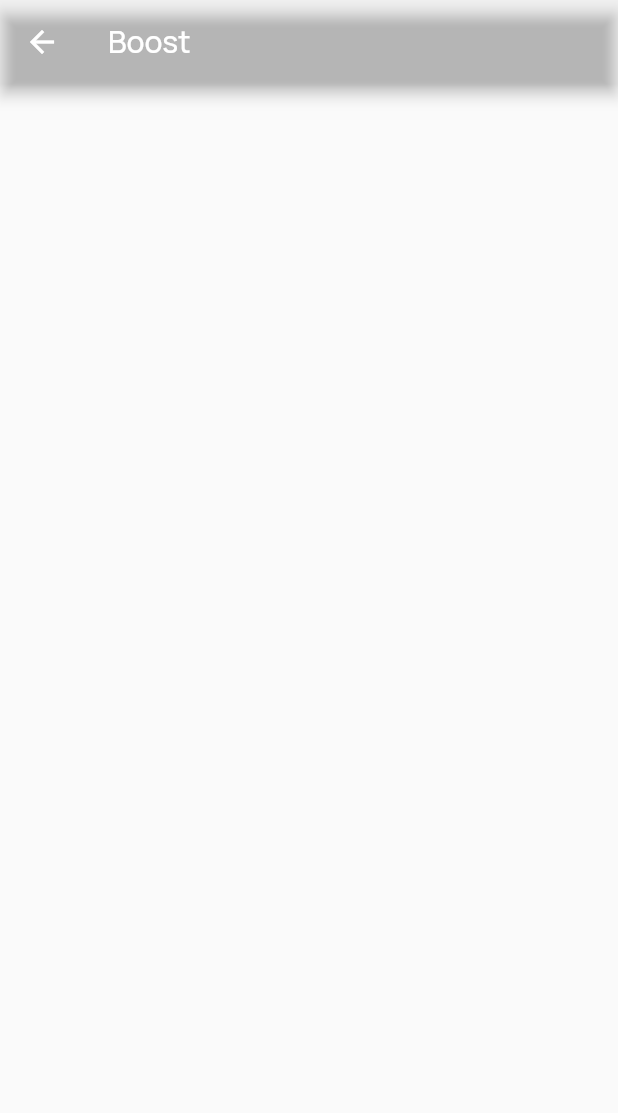
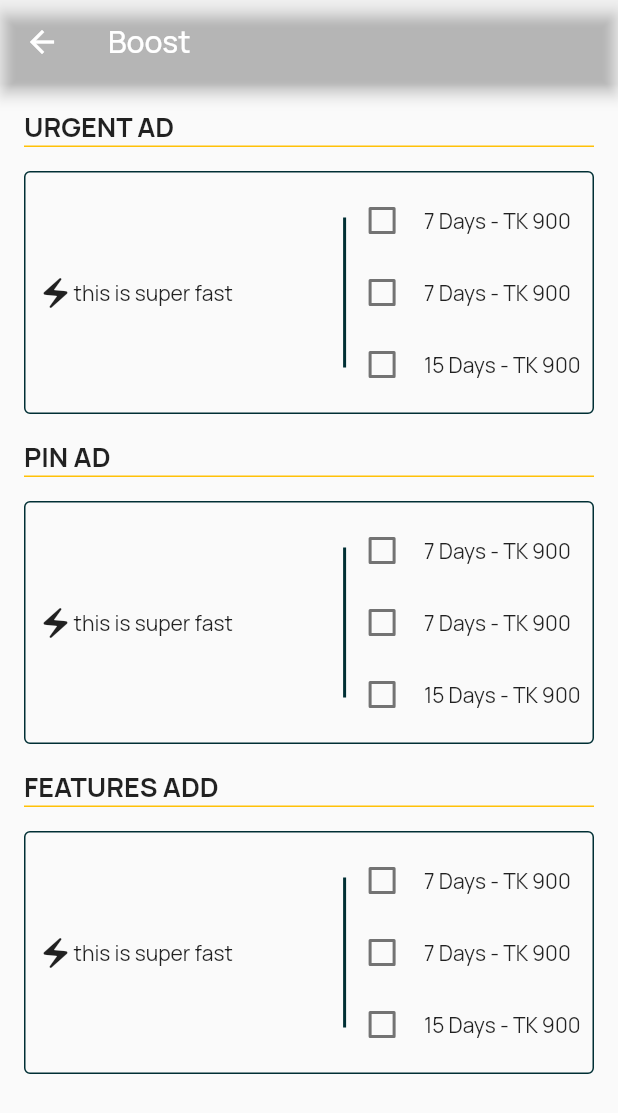
Before and after one commit to zihadsikder/bonik_bazar, a Flutter app: the BoostDetailsScreen screen opened directly, on a phone screen of 412 x 824 dp. Shown: the top 1113 px of the screen. Run offline on Flutter 3.47's test engine with Material 3 defaults, Android fonts, the phone set to English and light mode, and no system bars; our stand-ins replace app_links, audioplayers, awesome_notifications, bloc, cached_network_image, connectivity_plus and 36 more; missing offline and left inert: any_link_preview, device_region, encrypt, flutter_paystack, flutter_pdfview, flutter_stripe and 6 more; accounts and stored records are empty; network calls fail.

Commit message:
ADDED AD FEATURE IN boost details screen

```diff
--- a/lib/Ui/screens/Advertisement/boost_details_screen.dart
+++ b/lib/Ui/screens/Advertisement/boost_details_screen.dart
@@ -1,3 +1,5 @@
+import 'package:eClassify/Ui/screens/Advertisement/widgets/ad_features.dart';
+import 'package:eClassify/Utils/Extensions/extensions.dart';
 import 'package:flutter/material.dart';
 
 class BoostDetailsScreen extends StatefulWidget {
@@ -7,6 +9,8 @@ class BoostDetailsScreen extends StatefulWidget {
   State<BoostDetailsScreen> createState() => _BoostDetailsScreenState();
 }
 
+
+
 class _BoostDetailsScreenState extends State<BoostDetailsScreen> {
   @override
   Widget build(BuildContext context) {
@@ -15,6 +19,22 @@ class _BoostDetailsScreenState extends State<BoostDetailsScreen> {
         title: Text('Boost'),
         backgroundColor: const Color.fromARGB(0, 0, 0, 0),
       ),
+      body: Padding(
+        padding: const EdgeInsets.all(16.0),
+        child: Column(
+          children: [
+            AdFeatures(adHeading: 'URGENT AD',),
+            SizedBox(
+                height: 16
+            ),
+            AdFeatures(adHeading: 'PIN AD',),
+            SizedBox(
+                height: 16
+            ),
+            AdFeatures(adHeading: 'FEATURES ADD',),
+          ],
+        ),
+      ),
     );
   }
 }
--- /dev/null
+++ b/lib/Ui/screens/Advertisement/widgets/ad_features.dart
@@ -0,0 +1,127 @@
+import 'package:eClassify/Utils/Extensions/extensions.dart';
+import 'package:flutter/material.dart';
+
+class AdFeatures extends StatefulWidget {
+  final String adHeading;
+
+  AdFeatures({
+    super.key,
+    required this.adHeading,
+  });
+
+  @override
+  State<AdFeatures> createState() => _AdFeaturesState();
+}
+
+class _AdFeaturesState extends State<AdFeatures> {
+  bool isChecked = false;
+
+  @override
+  Widget build(BuildContext context) {
+    return Column(
+      crossAxisAlignment: CrossAxisAlignment.start,
+      children: [
+        Text(
+          widget.adHeading, // Access adHeading via widget.adHeading
+          style: TextStyle(fontSize: 18, fontWeight: FontWeight.bold),
+        ),
+        Container(
+          height: 1,
+          color: Colors.amber,
+        ),
+        SizedBox(height: 16),
+        Container(
+          decoration: BoxDecoration(
+            border: Border.all(color: context.color.territoryColor),
+            borderRadius: BorderRadius.circular(4.0),
+          ),
+          child: Padding(
+            padding: const EdgeInsets.all(8.0),
+            child: Column(
+              mainAxisAlignment: MainAxisAlignment.start,
+              children: [
+                Row(
+                  mainAxisAlignment: MainAxisAlignment.start,
+                  children: [
+                    Row(
+                      children: [
+                        Icon(Icons.electric_bolt_outlined),
+                        Text('this is super fast'),
+                      ],
+                    ),
+                    Spacer(),
+                    Row(
+                      children: [
+                        Container(
+                          height: 100,
+                          width: 2,
+                          color: context.color.territoryColor,
+                        ),
+                      ],
+                    ),
+                    Column(
+                      crossAxisAlignment: CrossAxisAlignment.start,
+                      children: [
+                        Row(
+                          children: [
+                            Checkbox(
+                              activeColor: Colors.grey,
+                              checkColor: Colors.white,
+                              value: isChecked,
+                              onChanged: (value) {
+                                setState(() {
+                                  isChecked = value!;
+                                });
+                              },
+                            ),
+                            SizedBox(width: 4.0),
+                            Text("7 Days - "),
+                            Text("TK 900"),
+                          ],
+                        ),
+                        Row(
+                          children: [
+                            Checkbox(
+                              activeColor: Colors.grey,
+                              checkColor: Colors.white,
+                              value: isChecked,
+                              onChanged: (value) {
+                                setState(() {
+                                  isChecked = value!;
+                                });
+                              },
+                            ),
+                            SizedBox(width: 4.0),
+                            Text("7 Days - "),
+                            Text("TK 900"),
+                          ],
+                        ),
+                        Row(
+                          children: [
+                            Checkbox(
+                              activeColor: Colors.grey,
+                              checkColor: Colors.white,
+                              value: isChecked,
+                              onChanged: (value) {
+                                setState(() {
+                                  isChecked = value!;
+                                });
+                              },
+                            ),
+                            SizedBox(width: 4.0),
+                            Text("15 Days - "),
+                            Text("TK 900"),
+                          ],
+                        ),
+                      ],
+                    ),
+                  ],
+                ),
+              ],
+            ),
+          ),
+        ),
+      ],
+    );
+  }
+}
```
